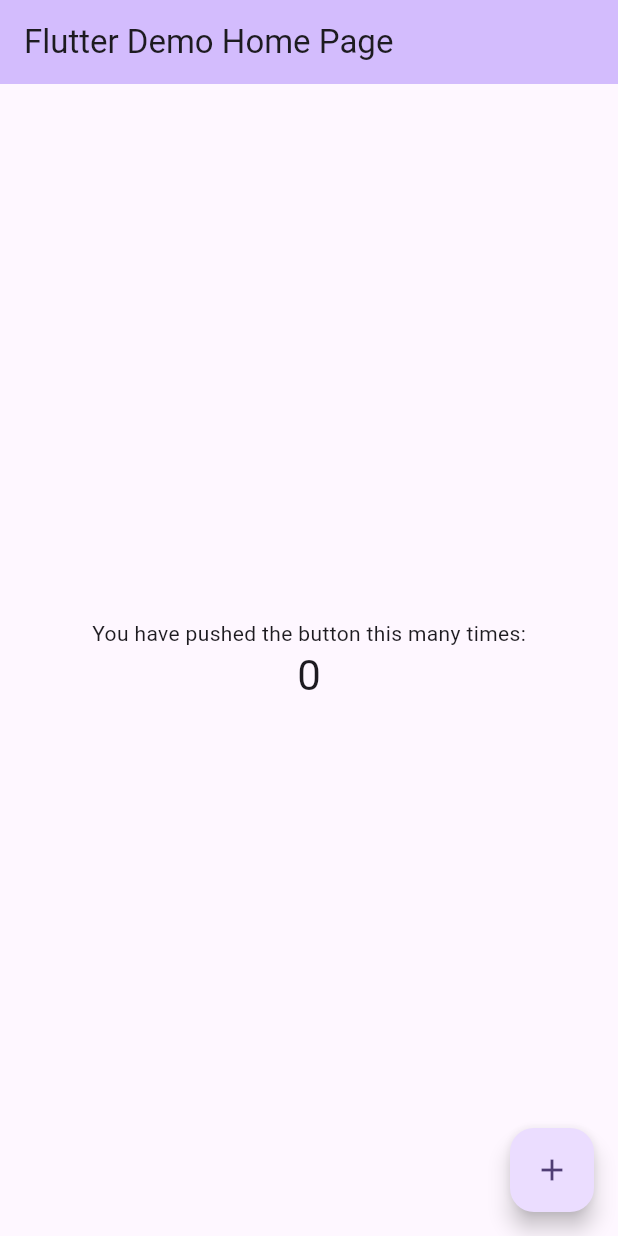
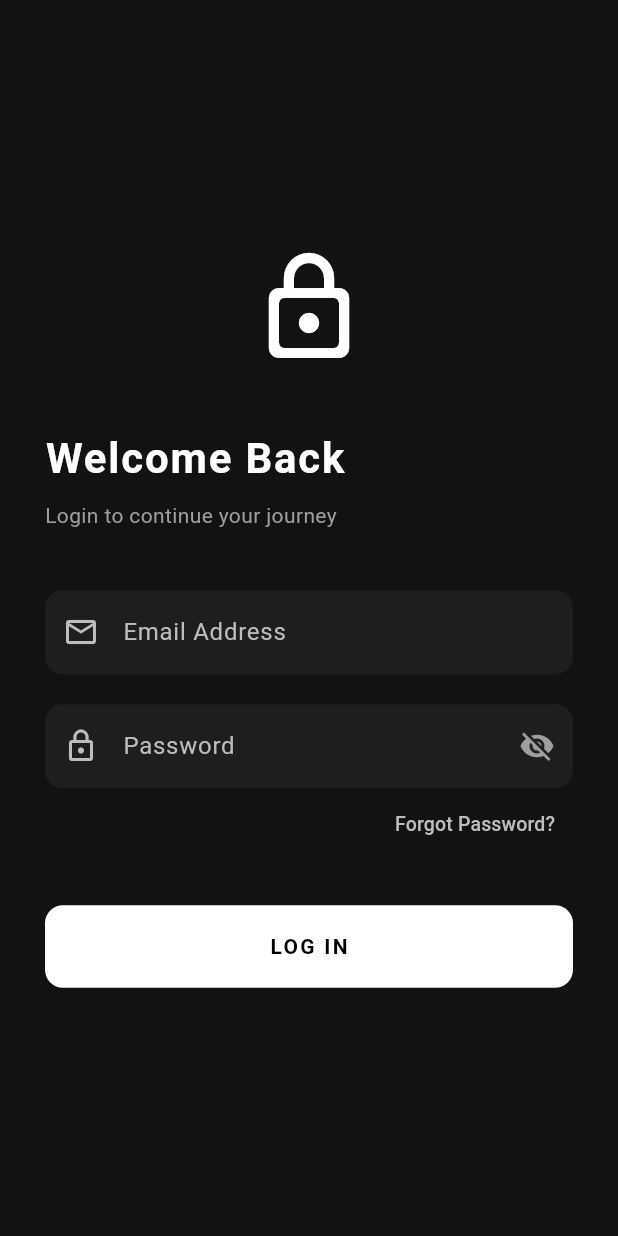
Before and after one commit to cindyandrea2609/utsmp_coursesonline, a Flutter app: the screen it shows after launch, on a phone screen of 412 x 824 dp. Run offline on Flutter 3.47's test engine with Material 3 defaults, Android fonts, the phone set to English and light mode, and no system bars.

Commit message:
commit ketiga : penambahan login screen

```diff
--- a/lib/main.dart
+++ b/lib/main.dart
@@ -1,122 +1,23 @@
 import 'package:flutter/material.dart';
+import 'screens/login_screen.dart';
 
-void main() {
-  runApp(const MyApp());
-}
+void main() => runApp(const MyApp());
 
 class MyApp extends StatelessWidget {
   const MyApp({super.key});
 
-  // This widget is the root of your application.
   @override
   Widget build(BuildContext context) {
     return MaterialApp(
-      title: 'Flutter Demo',
-      theme: ThemeData(
-        // This is the theme of your application.
-        //
-        // TRY THIS: Try running your application with "flutter run". You'll see
-        // the application has a purple toolbar. Then, without quitting the app,
-        // try changing the seedColor in the colorScheme below to Colors.green
-        // and then invoke "hot reload" (save your changes or press the "hot
-        // reload" button in a Flutter-supported IDE, or press "r" if you used
-        // the command line to start the app).
-        //
-        // Notice that the counter didn't reset back to zero; the application
-        // state is not lost during the reload. To reset the state, use hot
-        // restart instead.
-        //
-        // This works for code too, not just values: Most code changes can be
-        // tested with just a hot reload.
-        colorScheme: .fromSeed(seedColor: Colors.deepPurple),
-      ),
-      home: const MyHomePage(title: 'Flutter Demo Home Page'),
+      debugShowCheckedModeBanner: false,
+      initialRoute: '/',
+      routes: {
+        '/': (context) => const LoginScreen(),
+        '/forgot-password': (context) => const ForgotPasswordScreen(),
+        '/dashboard': (context) => const DashboardScreen(),
+        '/kelas': (context) => const KelasScreen(), // Tambahin ini
+        '/profile': (context) => const ProfileScreen(), // Tambahin ini
+      },
     );
   }
 }
-
-class MyHomePage extends StatefulWidget {
-  const MyHomePage({super.key, required this.title});
-
-  // This widget is the home page of your application. It is stateful, meaning
-  // that it has a State object (defined below) that contains fields that affect
-  // how it looks.
-
-  // This class is the configuration for the state. It holds the values (in this
-  // case the title) provided by the parent (in this case the App widget) and
-  // used by the build method of the State. Fields in a Widget subclass are
-  // always marked "final".
-
-  final String title;
-
-  @override
-  State<MyHomePage> createState() => _MyHomePageState();
-}
-
-class _MyHomePageState extends State<MyHomePage> {
-  int _counter = 0;
-
-  void _incrementCounter() {
-    setState(() {
-      // This call to setState tells the Flutter framework that something has
-      // changed in this State, which causes it to rerun the build method below
-      // so that the display can reflect the updated values. If we changed
-      // _counter without calling setState(), then the build method would not be
-      // called again, and so nothing would appear to happen.
-      _counter++;
-    });
-  }
-
-  @override
-  Widget build(BuildContext context) {
-    // This method is rerun every time setState is called, for instance as done
-    // by the _incrementCounter method above.
-    //
-    // The Flutter framework has been optimized to make rerunning build methods
-    // fast, so that you can just rebuild anything that needs updating rather
-    // than having to individually change instances of widgets.
-    return Scaffold(
-      appBar: AppBar(
-        // TRY THIS: Try changing the color here to a specific color (to
-        // Colors.amber, perhaps?) and trigger a hot reload to see the AppBar
-        // change color while the other colors stay the same.
-        backgroundColor: Theme.of(context).colorScheme.inversePrimary,
-        // Here we take the value from the MyHomePage object that was created by
-        // the App.build method, and use it to set our appbar title.
-        title: Text(widget.title),
-      ),
-      body: Center(
-        // Center is a layout widget. It takes a single child and positions it
-        // in the middle of the parent.
-        child: Column(
-          // Column is also a layout widget. It takes a list of children and
-          // arranges them vertically. By default, it sizes itself to fit its
-          // children horizontally, and tries to be as tall as its parent.
-          //
-          // Column has various properties to control how it sizes itself and
-          // how it positions its children. Here we use mainAxisAlignment to
-          // center the children vertically; the main axis here is the vertical
-          // axis because Columns are vertical (the cross axis would be
-          // horizontal).
-          //
-          // TRY THIS: Invoke "debug painting" (choose the "Toggle Debug Paint"
-          // action in the IDE, or press "p" in the console), to see the
-          // wireframe for each widget.
-          mainAxisAlignment: .center,
-          children: [
-            const Text('You have pushed the button this many times:'),
-            Text(
-              '$_counter',
-              style: Theme.of(context).textTheme.headlineMedium,
-            ),
-          ],
-        ),
-      ),
-      floatingActionButton: FloatingActionButton(
-        onPressed: _incrementCounter,
-        tooltip: 'Increment',
-        child: const Icon(Icons.add),
-      ),
-    );
-  }
-}
--- /dev/null
+++ b/lib/screens/login_screen.dart
@@ -0,0 +1,169 @@
+import 'package:flutter/material.dart';
+
+class LoginScreen extends StatefulWidget {
+  const LoginScreen({super.key});
+
+  @override
+  State<LoginScreen> createState() => _LoginScreenState();
+}
+
+class _LoginScreenState extends State<LoginScreen> {
+  final _formKey = GlobalKey<FormState>();
+  final _emailController = TextEditingController();
+  final _passwordController = TextEditingController();
+
+  bool _isLoading = false;
+  bool _isPasswordVisible = false;
+
+  void _login() async {
+    if (_formKey.currentState!.validate()) {
+      setState(() => _isLoading = true);
+      await Future.delayed(const Duration(seconds: 2));
+
+      // Credential wajib: admin@test.com / Admin123
+      if (_emailController.text == 'admin@test.com' && _passwordController.text == 'Admin123') {
+        if (!mounted) return;
+        Navigator.pushReplacementNamed(context, '/dashboard', arguments: 'Andrea');
+      } else {
+        setState(() => _isLoading = false);
+        ScaffoldMessenger.of(context).showSnackBar(
+          const SnackBar(
+            content: Text("Incorrect email or password!"),
+            backgroundColor: Colors.redAccent,
+          ),
+        );
+      }
+    }
+  }
+
+  @override
+  Widget build(BuildContext context) {
+    return Scaffold(
+      backgroundColor: const Color(0xFF121212), // Deep Black Background
+      body: SafeArea(
+        child: Center(
+          child: SingleChildScrollView(
+            padding: const EdgeInsets.symmetric(horizontal: 30.0),
+            child: Form(
+              key: _formKey,
+              child: Column(
+                mainAxisAlignment: MainAxisAlignment.center,
+                crossAxisAlignment: CrossAxisAlignment.start,
+                children: [
+                  // Logo/Icon Minimalist
+                  const Center(
+                    child: Icon(Icons.lock_outline_rounded, size: 80, color: Colors.white),
+                  ),
+                  const SizedBox(height: 40),
+                  const Text(
+                    "Welcome Back",
+                    style: TextStyle(
+                      color: Colors.white,
+                      fontSize: 28,
+                      fontWeight: FontWeight.bold,
+                      letterSpacing: 1.2,
+                    ),
+                  ),
+                  const SizedBox(height: 8),
+                  Text(
+                    "Login to continue your journey",
+                    style: TextStyle(color: Colors.grey[500], fontSize: 14),
+                  ),
+                  const SizedBox(height: 40),
+
+                  // Email Field
+                  TextFormField(
+                    controller: _emailController,
+                    style: const TextStyle(color: Colors.white),
+                    decoration: _buildInputDecoration("Email Address", Icons.email_outlined),
+                    validator: (value) {
+                      if (value == null || value.isEmpty) return 'Email is required!';
+                      if (!RegExp(r'^[\w-\.]+@([\w-]+\.)+[\w-]{2,4}$').hasMatch(value)) return 'Invalid email format!';
+                      return null;
+                    },
+                  ),
+                  const SizedBox(height: 20),
+
+                  // Password Field
+                  TextFormField(
+                    controller: _passwordController,
+                    obscureText: !_isPasswordVisible,
+                    style: const TextStyle(color: Colors.white),
+                    decoration: _buildInputDecoration("Password", Icons.lock_outline).copyWith(
+                      suffixIcon: IconButton(
+                        icon: Icon(
+                          _isPasswordVisible ? Icons.visibility : Icons.visibility_off,
+                          color: Colors.grey,
+                        ),
+                        onPressed: () => setState(() => _isPasswordVisible = !_isPasswordVisible),
+                      ),
+                    ),
+                    validator: (value) {
+                      if (value == null || value.isEmpty) return 'Password is required!';
+                      if (value.length < 8) return 'Must be at least 8 characters!';
+                      return null;
+                    },
+                  ),
+
+                  // Lupa Password Link
+                  Align(
+                    alignment: Alignment.centerRight,
+                    child: TextButton(
+                      onPressed: () => Navigator.pushNamed(context, '/forgot-password'),
+                      child: Text(
+                        "Forgot Password?",
+                        style: TextStyle(color: Colors.grey[400], fontSize: 13),
+                      ),
+                    ),
+                  ),
+                  const SizedBox(height: 30),
+
+                  // Login Button
+                  SizedBox(
+                    width: double.infinity,
+                    height: 55,
+                    child: _isLoading
+                      ? const Center(child: CircularProgressIndicator(color: Colors.white))
+                      : ElevatedButton(
+                          onPressed: _login,
+                          style: ElevatedButton.styleFrom(
+                            backgroundColor: Colors.white, // Putih kontras dengan hitam
+                            foregroundColor: Colors.black,
+                            shape: RoundedRectangleBorder(borderRadius: BorderRadius.circular(12)),
+                            elevation: 0,
+                          ),
+                          child: const Text(
+                            "LOG IN",
+                            style: TextStyle(fontWeight: FontWeight.bold, letterSpacing: 1.5),
+                          ),
+                        ),
+                  ),
+                ],
+              ),
+            ),
+          ),
+        ),
+      ),
+    );
+  }
+
+  // Helper untuk styling input yang clean
+  InputDecoration _buildInputDecoration(String label, IconData icon) {
+    return InputDecoration(
+      labelText: label,
+      labelStyle: TextStyle(color: Colors.grey[400]),
+      prefixIcon: Icon(icon, color: Colors.grey[400]),
+      filled: true,
+      fillColor: const Color(0xFF1E1E1E), // Abu-abu sangat gelap untuk input
+      enabledBorder: OutlineInputBorder(
+        borderRadius: BorderRadius.circular(12),
+        borderSide: const BorderSide(color: Colors.transparent),
+      ),
+      focusedBorder: OutlineInputBorder(
+        borderRadius: BorderRadius.circular(12),
+        borderSide: const BorderSide(color: Colors.white, width: 0.5),
+      ),
+      errorStyle: const TextStyle(color: Colors.redAccent),
+    );
+  }
+}
```
